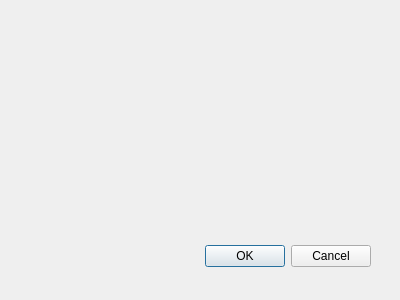
The window that batchdialog.ui (mariomartinezm/QtCaPso) describes before a commit, drawn with Qt 5.
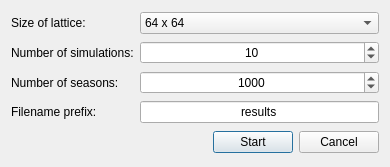
The same window after the commit.

Commit message: Design layout of batchdialog.ui

The edit to the form file:
```diff
--- a/batchdialog.ui
+++ b/batchdialog.ui
@@ -3,34 +3,170 @@
  <comment></comment>
  <exportmacro></exportmacro>
  <class>Dialog</class>
- <widget class="QDialog" name="Dialog" >
-  <property name="geometry" >
+ <widget class="QDialog" name="Dialog">
+  <property name="geometry">
    <rect>
     <x>0</x>
     <y>0</y>
-    <width>400</width>
-    <height>300</height>
+    <width>390</width>
+    <height>167</height>
    </rect>
   </property>
   <property name="windowTitle" >
    <string>Dialog</string>
   </property>
-  <widget class="QDialogButtonBox" name="buttonBox" >
-   <property name="geometry" >
-    <rect>
-     <x>30</x>
-     <y>240</y>
-     <width>341</width>
-     <height>32</height>
-    </rect>
-   </property>
-   <property name="orientation" >
-    <enum>Qt::Horizontal</enum>
-   </property>
-   <property name="standardButtons" >
-    <set>QDialogButtonBox::Cancel|QDialogButtonBox::Ok</set>
-   </property>
-  </widget>
+  <layout class="QGridLayout" name="gridLayout">
+   <item row="0" column="0">
+    <widget class="QLabel" name="labelSize">
+     <property name="text">
+      <string>Size of lattice:</string>
+     </property>
+    </widget>
+   </item>
+   <item row="0" column="1">
+    <widget class="QComboBox" name="comboSize">
+     <item>
+      <property name="text">
+       <string>64 x 64</string>
+      </property>
+     </item>
+     <item>
+      <property name="text">
+       <string>128 x 128</string>
+      </property>
+     </item>
+     <item>
+      <property name="text">
+       <string>256 x 256</string>
+      </property>
+     </item>
+     <item>
+      <property name="text">
+       <string>512 x 512</string>
+      </property>
+     </item>
+     <item>
+      <property name="text">
+       <string>1024 x 1024</string>
+      </property>
+     </item>
+     <item>
+      <property name="text">
+       <string>128 x 64</string>
+      </property>
+     </item>
+     <item>
+      <property name="text">
+       <string>256 x 128</string>
+      </property>
+     </item>
+     <item>
+      <property name="text">
+       <string>512 x 256</string>
+      </property>
+     </item>
+     <item>
+      <property name="text">
+       <string>1024 x 512</string>
+      </property>
+     </item>
+    </widget>
+   </item>
+   <item row="1" column="0">
+    <widget class="QLabel" name="labelSimulations">
+     <property name="text">
+      <string>Number of simulations:</string>
+     </property>
+    </widget>
+   </item>
+   <item row="1" column="1">
+    <widget class="QSpinBox" name="spinBox">
+     <property name="alignment">
+      <set>Qt::AlignCenter</set>
+     </property>
+     <property name="minimum">
+      <number>1</number>
+     </property>
+     <property name="maximum">
+      <number>100</number>
+     </property>
+     <property name="value">
+      <number>10</number>
+     </property>
+    </widget>
+   </item>
+   <item row="2" column="0">
+    <widget class="QLabel" name="labelSeasons">
+     <property name="text">
+      <string>Number of seasons:</string>
+     </property>
+    </widget>
+   </item>
+   <item row="2" column="1">
+    <widget class="QSpinBox" name="spinBoxSeasons">
+     <property name="alignment">
+      <set>Qt::AlignCenter</set>
+     </property>
+     <property name="minimum">
+      <number>1</number>
+     </property>
+     <property name="maximum">
+      <number>1000000</number>
+     </property>
+     <property name="value">
+      <number>1000</number>
+     </property>
+    </widget>
+   </item>
+   <item row="3" column="0">
+    <widget class="QLabel" name="labelFilenamePrefix">
+     <property name="text">
+      <string>Filename prefix:</string>
+     </property>
+    </widget>
+   </item>
+   <item row="3" column="1">
+    <widget class="QLineEdit" name="lineEditFilenamePrefix">
+     <property name="text">
+      <string>results</string>
+     </property>
+     <property name="alignment">
+      <set>Qt::AlignCenter</set>
+     </property>
+    </widget>
+   </item>
+   <item row="4" column="0" colspan="2">
+    <layout class="QHBoxLayout" name="horizontalLayout">
+     <item>
+      <spacer name="horizontalSpacer">
+       <property name="orientation">
+        <enum>Qt::Horizontal</enum>
+       </property>
+       <property name="sizeHint" stdset="0">
+        <size>
+         <width>188</width>
+         <height>24</height>
+        </size>
+       </property>
+      </spacer>
+     </item>
+     <item>
+      <widget class="QPushButton" name="startButton">
+       <property name="text">
+        <string>Start</string>
+       </property>
+      </widget>
+     </item>
+     <item>
+      <widget class="QPushButton" name="cancelButton">
+       <property name="text">
+        <string>Cancel</string>
+       </property>
+      </widget>
+     </item>
+    </layout>
+   </item>
+  </layout>
  </widget>
  <pixmapfunction></pixmapfunction>
  <resources/>
```
Left out of the diff: 44 changed lines with no effect on the pictures.
